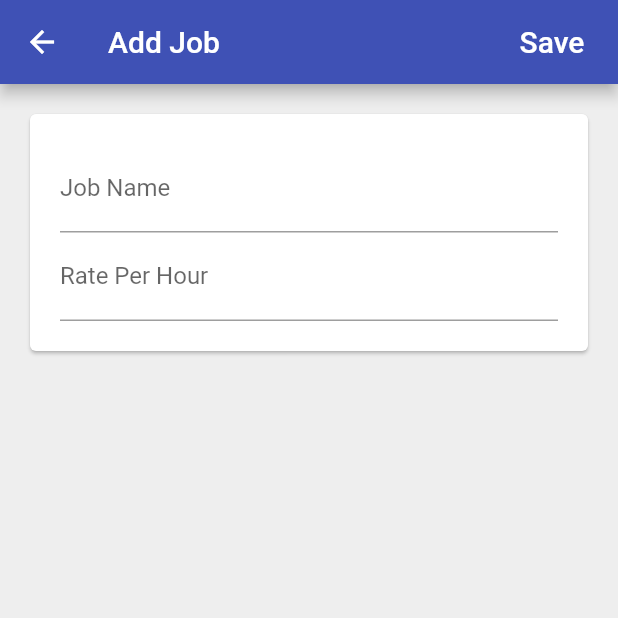
After one commit to imrishuroy/Time-Tracker-Flutter-App, a Flutter app: the screen it shows once a user with an empty profile is signed in, after a tap on the "add" icon, on a phone screen of 412 x 824 dp, the top half of it. The commit adds this screen. Run offline on Flutter 3.47's test engine with Material 2 defaults, Android fonts, the phone set to English and light mode, and no system bars; our stand-ins replace cloud_firestore, firebase_auth, firebase_core, google_sign_in; missing offline and left inert: flutter_facebook_login; accounts and stored records are empty.

Commit message:
Added Jobs Page

```diff
--- a/lib/app/sign_in/landing_page.dart
+++ b/lib/app/sign_in/landing_page.dart
@@ -1,9 +1,10 @@
 import 'package:flutter/material.dart';
 import 'package:provider/provider.dart';
-import 'package:time_tracker/app/home_page.dart';
+import 'package:time_tracker/home/jobs_page.dart';
 import 'package:time_tracker/app/sign_in/sign_in_page.dart';
 
 import 'package:time_tracker/services/auth.dart';
+import 'package:time_tracker/services/database.dart';
 
 class LandingPage extends StatelessWidget {
   //Firebase user
@@ -42,7 +43,10 @@ class LandingPage extends StatelessWidget {
           if (user == null) {
             return SignInPage.create(context);
           } else {
-            return HomePage();
+            return Provider<DataBase>(
+              create: (_) => FirestoreDataBase(uid: user.uid),
+              child: JobsPage(),
+            );
           }
         } else {
           return Scaffold(
--- /dev/null
+++ b/lib/home/jobs_page.dart
@@ -0,0 +1,127 @@
+import 'package:flutter/material.dart';
+import 'package:provider/provider.dart';
+import 'package:time_tracker/common_widgets/platform_alert_dialog.dart';
+import 'package:time_tracker/jobs/add_job_page.dart';
+
+import 'package:time_tracker/jobs/job_list_tile.dart';
+
+import 'package:time_tracker/services/auth.dart';
+import 'package:time_tracker/services/database.dart';
+
+class JobsPage extends StatelessWidget {
+  void _signOutUser(BuildContext context) async {
+    try {
+      final auth = Provider.of<AuthBase>(context, listen: false);
+      await auth.signOutUser();
+    } catch (error) {
+      print(error);
+    }
+  }
+
+  Future<void> _confirmSignOut(BuildContext context) async {
+    final didRequestSignOut = await PlatformAlertDialog(
+      title: 'Logout',
+      contents: 'Are you sure that you want to logout',
+      defaultActionText: 'Logout',
+      cancelActionText: 'Cancel',
+    ).show(context);
+
+    if (didRequestSignOut == true) {
+      _signOutUser(context);
+    }
+  }
+
+  // Future<void> _createData(BuildContext context) async {
+  //   try {
+  //     final database = Provider.of<DataBase>(context, listen: false);
+  //     await database.createJob(
+  //       Job(
+  //         name: 'Blogging',
+  //         ratePerHour: 10,
+  //       ),
+  //     );
+  //   } catch (error) {
+  //     // permission-denied
+  //     print(error.code);
+  //     PlatformAlertDialog(
+  //       title: 'Something went wrong 🙁',
+  //       contents: error.code == 'permission-denied'
+  //           ? 'You don\'t have correct permissions. Check your permissions and try again'
+  //           : 'Error Please try again',
+  //       defaultActionText: 'OK',
+  //     ).show(context);
+  //   }
+  // }
+
+  Widget buildContents(BuildContext context) {
+    final database = Provider.of<DataBase>(context, listen: false);
+    return StreamBuilder(
+      stream: database.jobStream(),
+      builder: (context, snapshot) {
+        if (snapshot.connectionState == ConnectionState.waiting) {
+          return Center(
+            child: CircularProgressIndicator(),
+          );
+        } else {
+          // final jobs = snapshot.data;
+          // final children = jobs.map((job) => Text(job.name)).toList();
+          // return ListView(
+          //   children: children,
+          // );
+
+          return ListView.builder(
+            itemCount: snapshot.data.length,
+            itemBuilder: (context, index) {
+              String jobName = snapshot.data[index]['name'];
+
+              return JobListTile(
+                jobName: jobName,
+                onTap: () {},
+              );
+            },
+          );
+        }
+      },
+    );
+  }
+
+  @override
+  Widget build(BuildContext context) {
+    final database = Provider.of<DataBase>(context, listen: false);
+    return Scaffold(
+      floatingActionButton: FloatingActionButton(
+        onPressed: () => Navigator.push(
+          context,
+          MaterialPageRoute(
+            builder: (context) => AddJobPage(
+              database: database,
+            ),
+          ),
+        ),
+        // onPressed: () => AddJobPage.show(context),
+
+        // onPressed: () => _createData(context),
+        child: Icon(
+          Icons.add,
+        ),
+      ),
+      appBar: AppBar(
+        title: Text('Jobs'),
+        centerTitle: true,
+        actions: [
+          FlatButton(
+            onPressed: () => _confirmSignOut(context),
+            child: Text(
+              'Logout',
+              style: TextStyle(
+                fontSize: 18.0,
+                color: Colors.white,
+              ),
+            ),
+          )
+        ],
+      ),
+      body: buildContents(context),
+    );
+  }
+}
--- /dev/null
+++ b/lib/jobs/add_job_page.dart
@@ -0,0 +1,174 @@
+import 'package:flutter/material.dart';
+import 'package:time_tracker/common_widgets/platform_alert_dialog.dart';
+
+import 'package:time_tracker/jobs/job.dart';
+import 'package:time_tracker/services/database.dart';
+
+class AddJobPage extends StatefulWidget {
+  const AddJobPage({Key key, this.database}) : super(key: key);
+  final DataBase database;
+
+  // static Future<void> show(BuildContext context) async {
+  //   final database = Provider.of<DataBase>(context,listen:false);
+  //   await Navigator.of(context).push(
+  //     MaterialPageRoute(
+  //       builder: (context) => AddJobPage(
+  //         database: database,
+  //       ),
+  //       fullscreenDialog: true,
+  //     ),
+  //   );
+  // }
+
+  @override
+  _AddJobPageState createState() => _AddJobPageState();
+}
+
+class _AddJobPageState extends State<AddJobPage> {
+  final _formKey = GlobalKey<FormState>();
+
+  bool _validateAndSaveForm() {
+    // form validaton
+    final form = _formKey.currentState;
+    if (form.validate()) {
+      form.save();
+      return true;
+    }
+    return false;
+  }
+
+  String _name;
+  int _rate;
+
+  Future<void> _submit() async {
+    // Validate and save form
+    if (_validateAndSaveForm()) {
+      // try {
+      //   //print('Form Saved, Name: $_name, Rate: $_rate');
+      //   final jobs = await widget.database.jobStream().first;
+
+      //   final allNames = jobs.map((job) => job.name).toList();
+      //   print('All Names: $allNames');
+      //   if (allNames.contains(_name)) {
+      //     PlatformAlertDialog(
+      //       title: 'Name already used',
+      //       contents: 'Please choose a different job name',
+      //       defaultActionText: 'OK',
+      //     ).show(context);
+      //   } else {
+      //     final job = Job(name: _name, ratePerHour: _rate);
+      //     await widget.database.createJob(job);
+      //     Navigator.of(context).pop();
+      //   }
+
+      try {
+        final job = Job(name: _name, ratePerHour: _rate);
+        await widget.database.createJob(job);
+        Navigator.of(context).pop();
+      } catch (error) {
+        PlatformAlertDialog(
+          title: 'Operation Failed 🙁',
+          contents: 'Something went wrong. Please try again.',
+          defaultActionText: 'OK',
+        ).show(context);
+      }
+    }
+  }
+
+  // final TextEditingController _jobName = TextEditingController();
+  // final TextEditingController _ratePerHour = TextEditingController();
+
+  // Future<void> _createJob(BuildContext context) async {
+  //   try {
+  //     await widget.database.createJob(
+  //       Job(
+  //         name: _jobName.text,
+  //         ratePerHour: int.parse(_ratePerHour.text),
+  //       ),
+  //     );
+  //     Navigator.of(context).pop();
+  //   } catch (error) {
+  //     // permission-denied
+  //     // print(error.code);
+  //     print(error.toString());
+  //     PlatformAlertDialog(
+  //       title: 'Something went wrong 🙁',
+  //       // contents: error.code == 'permission-denied'
+  //       //     ? 'You don\'t have correct permissions. Check your permissions and try again'
+  //       //     : 'Error Please try again',
+  //       contents: 'Error',
+
+  //       defaultActionText: 'OK',
+  //     ).show(context);
+  //   }
+  // }
+
+  @override
+  Widget build(BuildContext context) {
+    return Scaffold(
+      backgroundColor: Colors.grey[200],
+      appBar: AppBar(
+        title: Text('Add Job'),
+        actions: [
+          FlatButton(
+            onPressed: () {
+              // _createJob(context);
+              _submit();
+            },
+            child: Text(
+              'Save',
+              style: TextStyle(
+                color: Colors.white,
+                fontSize: 20,
+              ),
+            ),
+          )
+        ],
+      ),
+      body: buildContents(),
+    );
+  }
+
+  Widget buildContents() {
+    return SingleChildScrollView(
+      child: Padding(
+        padding: const EdgeInsets.all(16.0),
+        child: Card(
+          child: Padding(
+            padding: const EdgeInsets.all(20.0),
+            child: Form(
+              key: _formKey,
+              child: Column(
+                mainAxisSize: MainAxisSize.min,
+                children: _buildFormChildren(),
+              ),
+            ),
+          ),
+        ),
+      ),
+    );
+  }
+
+  List<Widget> _buildFormChildren() {
+    return [
+      TextFormField(
+        decoration: InputDecoration(
+          labelText: 'Job Name',
+        ),
+        validator: (value) => value.isNotEmpty ? null : 'Name can\'t be empty.',
+        onSaved: (value) => _name = value,
+      ),
+      TextFormField(
+        decoration: InputDecoration(
+          labelText: 'Rate Per Hour',
+        ),
+        keyboardType: TextInputType.numberWithOptions(
+          signed: false,
+          decimal: false,
+        ),
+        validator: (value) => value.isEmpty ? 'Rate can\t be null' : null,
+        onSaved: (value) => _rate = int.tryParse(value) ?? 0,
+      )
+    ];
+  }
+}
--- /dev/null
+++ b/lib/jobs/job.dart
@@ -0,0 +1,26 @@
+import 'package:flutter/foundation.dart';
+
+class Job {
+  Job({@required this.name, @required this.ratePerHour});
+  final String name;
+  final int ratePerHour;
+
+  factory Job.fromMap(Map<String, dynamic> data) {
+    if (data == null) {
+      return null;
+    }
+    final String name = data['name'];
+    final int ratePerHour = data['ratePerHour'];
+    return Job(
+      name: name,
+      ratePerHour: ratePerHour,
+    );
+  }
+
+  Map<String, dynamic> toMap() {
+    return {
+      'name': name,
+      'ratePerHour': ratePerHour,
+    };
+  }
+}
--- a/lib/main.dart
+++ b/lib/main.dart
@@ -1,6 +1,7 @@
 import 'package:firebase_core/firebase_core.dart';
 import 'package:flutter/material.dart';
 import 'package:time_tracker/app/sign_in/landing_page.dart';
+
 import 'package:time_tracker/services/auth.dart';
 
 import 'package:provider/provider.dart';
@@ -28,6 +29,7 @@ class MyApp extends StatelessWidget {
           visualDensity: VisualDensity.adaptivePlatformDensity,
         ),
         home: LandingPage(),
+        routes: {},
       ),
     );
   }
--- /dev/null
+++ b/lib/services/api_path.dart
@@ -0,0 +1,4 @@
+class APIPath {
+  static String job({String uid, String jobId}) => 'users/$uid/jobs/$jobId';
+  static String jobs(String uid) => 'users/$uid/jobs';
+}
--- /dev/null
+++ b/lib/services/database.dart
@@ -0,0 +1,88 @@
+import 'package:flutter/foundation.dart';
+import 'package:cloud_firestore/cloud_firestore.dart';
+import 'package:time_tracker/jobs/job.dart';
+import 'package:time_tracker/services/api_path.dart';
+
+abstract class DataBase {
+  Future<void> createJob(Job job);
+  //void readJobs();
+  //Stream<List<Job>> jobStream();
+  Stream jobStream();
+  Stream<List<Job>> jobStreamList();
+}
+
+class FirestoreDataBase implements DataBase {
+  final String uid;
+
+  FirestoreDataBase({@required this.uid}) : assert(uid != null);
+/*
+
+  Future<void> createJob(Job job) async {
+    //final path = '/users/$uid/jobs/job_abc';
+    final path = APIPath.job(uid: uid, jobId: 'job_abc');
+    final documentReference = FirebaseFirestore.instance.doc(path);
+    await documentReference.set(job.toMap());
+  }
+} */
+
+// This method define single entry point for all writes to Firestore
+  Future<void> _setData({String path, Map<String, dynamic> data}) async {
+    final reference = FirebaseFirestore.instance.doc(path);
+    print('Path: $path, Data: $data');
+    await reference.set(data);
+  }
+
+  String documentIdFromCurrentData() => DateTime.now().toIso8601String();
+
+  Future<void> createJob(Job job) async {
+    await _setData(
+      path: APIPath.job(uid: uid, jobId: documentIdFromCurrentData()),
+      data: job.toMap(),
+    );
+  }
+
+  // void readJobs() {
+  //   final path = APIPath.jobs(uid);
+  //   final reference = FirebaseFirestore.instance.collection(path);
+  //   final snapshot = reference.snapshots();
+  //   snapshot.listen((eventSnapshot) {
+  //     eventSnapshot.docs.forEach((element) {
+  //       print(element.data());
+  //     });
+  //   });
+  // }
+
+  // Stream<List<Job>> jobStream() {
+  //   final path = APIPath.jobs(uid);
+  //   final reference = FirebaseFirestore.instance.collection(path);
+  //   final snapshots = reference.snapshots();
+  //   return snapshots.map(
+  //     (event) => event.docs.map(
+  //       (e) => Job(
+  //         name: e['name'],
+  //         ratePerHour: e['ratePerHour'],
+  //       ),
+  //     ),
+  //   );
+  // }
+  Stream jobStream() {
+    final path = APIPath.jobs(uid);
+    final reference = FirebaseFirestore.instance.collection(path);
+    final snapshots = reference.snapshots();
+    return snapshots.map((snapshotData) => snapshotData.docs);
+  }
+
+  Stream<List<Job>> jobStreamList() {
+    final path = APIPath.jobs(uid);
+    final reference = FirebaseFirestore.instance.collection(path);
+    final snapshots = reference.snapshots();
+    return snapshots.map(
+      (snapshotData) => snapshotData.docs.map(
+        (e) => Job(
+          name: e.data()['name'],
+          ratePerHour: e.data()['ratePerHour'],
+        ),
+      ),
+    );
+  }
+}
```
Also changed, not shown: lib/app/home_page.dart (deleted, +0 -51 lines), lib/jobs/empty_content.dart (added, +36 -0 lines), lib/jobs/job_list_tile.dart (added, +16 -0 lines), lib/jobs/list_item_builder.dart (added, +34 -0 lines).
